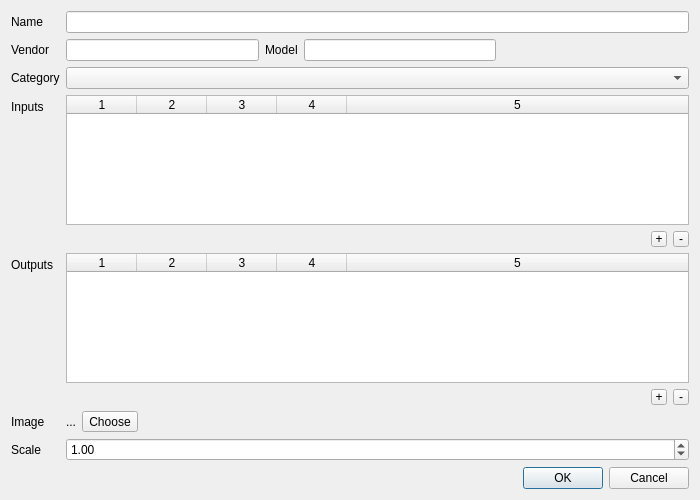
First picture: the form in deviceproperties.ui, repository uliss/patch_scene, before the edit.
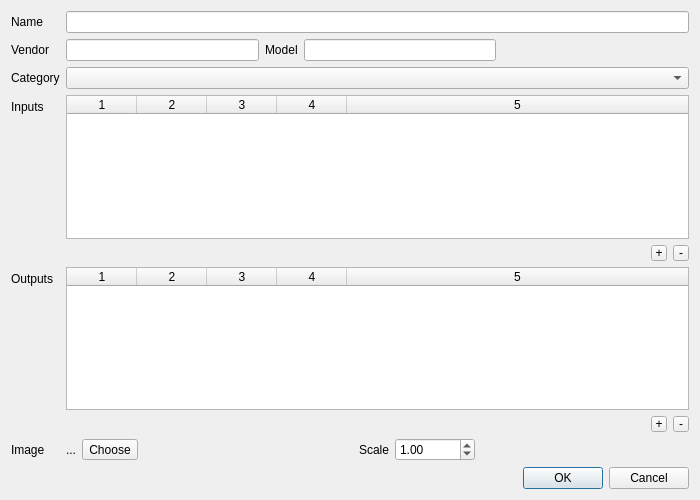
Second picture: the form after the edit.

```diff
--- a/deviceproperties.ui
+++ b/deviceproperties.ui
@@ -389,10 +389,7 @@
           </property>
          </spacer>
         </item>
-       </layout>
-      </widget>
-     </item>
-     <item row="8" column="0">
+        <item>
       <widget class="QLabel" name="zoomLabel">
        <property name="text">
         <string>Scale</string>
@@ -402,7 +399,7 @@
        </property>
       </widget>
      </item>
-     <item row="8" column="1">
+        <item>
       <widget class="QDoubleSpinBox" name="zoom">
        <property name="sizePolicy">
         <sizepolicy hsizetype="Preferred" vsizetype="Fixed">
@@ -410,6 +407,12 @@
          <verstretch>0</verstretch>
         </sizepolicy>
        </property>
+          <property name="minimumSize">
+           <size>
+            <width>80</width>
+            <height>0</height>
+           </size>
+          </property>
        <property name="minimum">
         <double>0.500000000000000</double>
        </property>
@@ -424,6 +427,22 @@
        </property>
       </widget>
      </item>
+        <item>
+         <spacer name="horizontalSpacer_5">
+          <property name="orientation">
+           <enum>Qt::Horizontal</enum>
+          </property>
+          <property name="sizeHint" stdset="0">
+           <size>
+            <width>40</width>
+            <height>20</height>
+           </size>
+          </property>
+         </spacer>
+        </item>
+       </layout>
+      </widget>
+     </item>
     </layout>
    </item>
    <item>
```
Left out of the diff: 9 changed lines with no effect on the pictures. Lines whose indentation alone changed are shown as unchanged.
